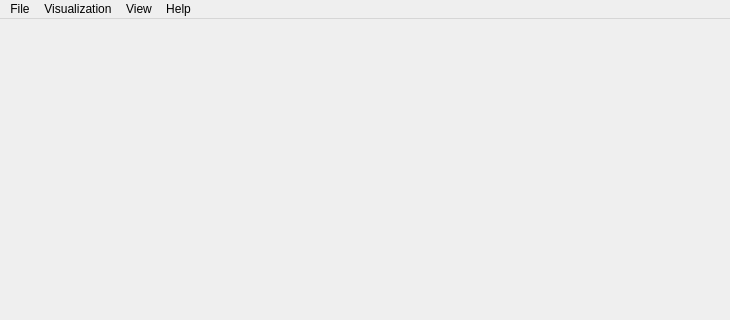
ManiVaultStudio/core, file HDPS/ui/MainWindow.ui: the form before one commit; both pictures show x 0 to 730 and y 0 to 320 of the 730 by 623 pixel window.
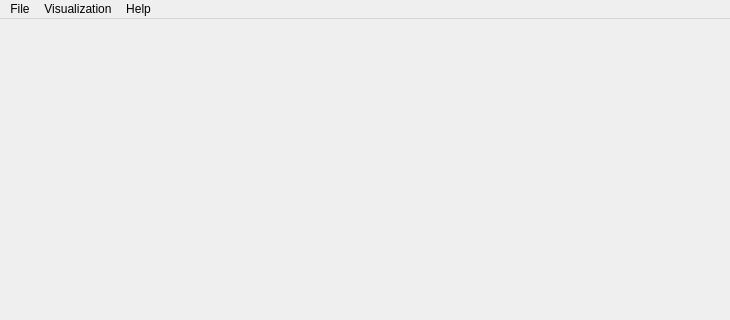
The form after the commit.

Commit message: Work on start page

The edit to the form file:
```diff
--- a/HDPS/ui/MainWindow.ui
+++ b/HDPS/ui/MainWindow.ui
@@ -62,16 +62,8 @@
     <addaction name="findLogFileAction"/>
     <addaction name="logViewAction"/>
    </widget>
-   <widget class="QMenu" name="menuView">
-    <property name="title">
-     <string>View</string>
-    </property>
-    <addaction name="dataHierarchyViewerAction"/>
-    <addaction name="dataPropertiesViewerAction"/>
-   </widget>
    <addaction name="fileMenu"/>
    <addaction name="menuVisualization"/>
-   <addaction name="menuView"/>
    <addaction name="menuHelp"/>
   </widget>
   <action name="openProjectAction">
```
The commit also changes 2 other files.
